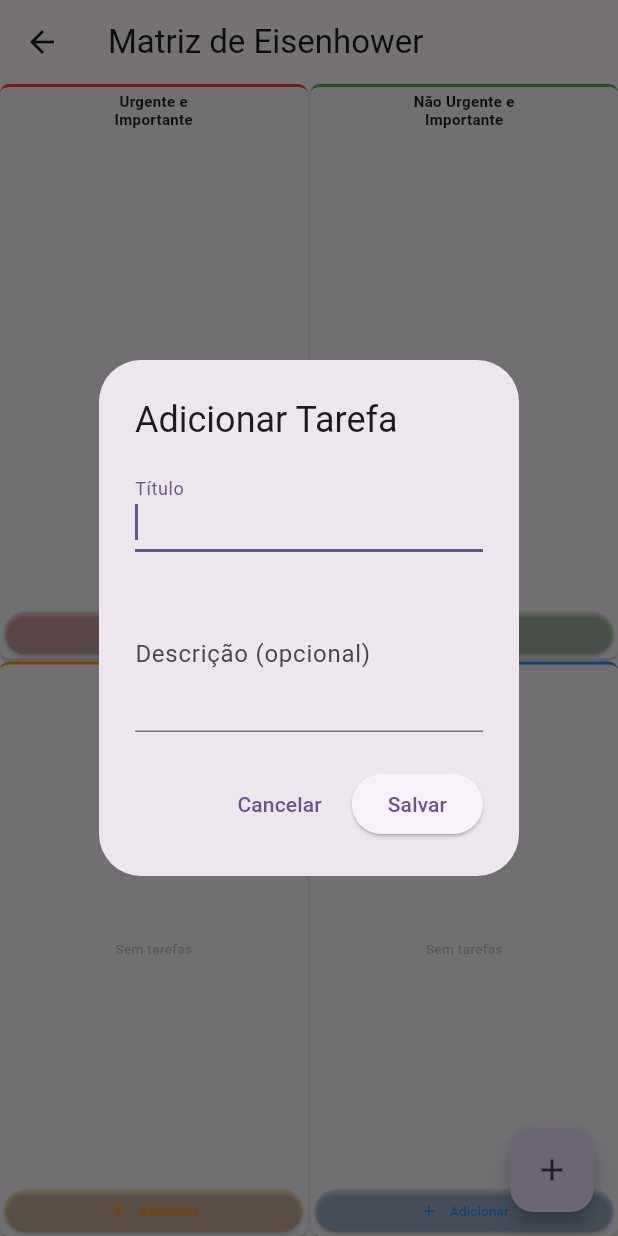
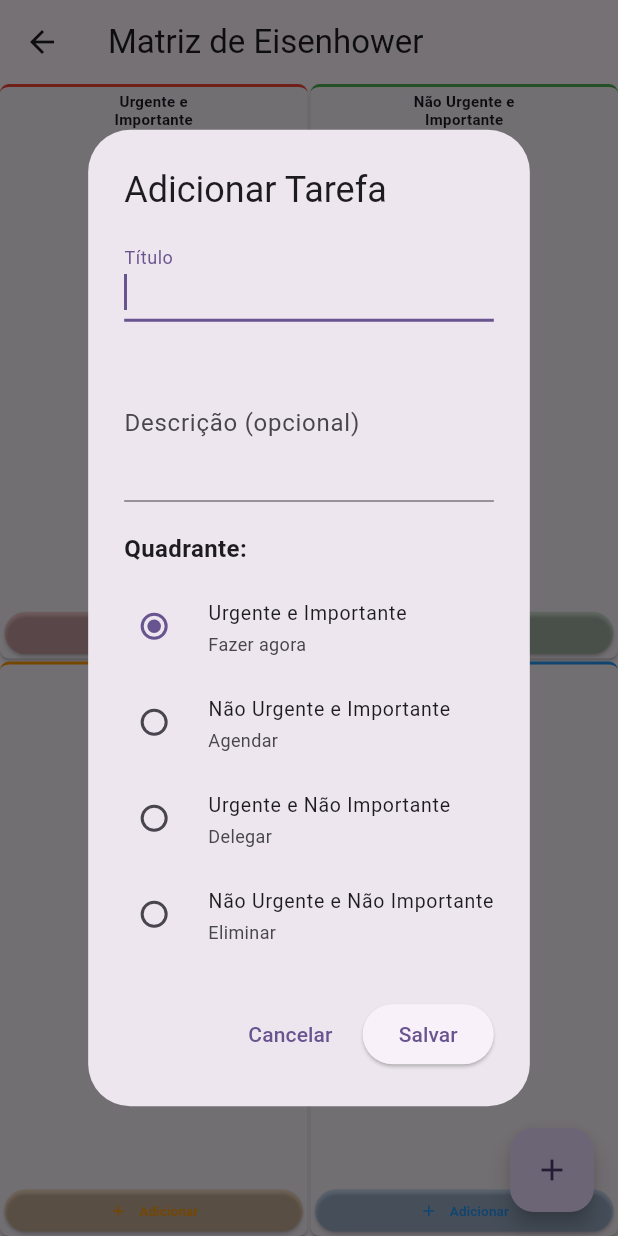
Before and after one commit to ralfh-ansuattigui/app_produtividade, a Flutter app: the EisenhowerScreen screen opened by its route, after a tap on "Adicionar", on a phone screen of 412 x 824 dp. Run offline on Flutter 3.47's test engine with Material 3 defaults, Android fonts, the phone set to English and light mode, and no system bars; our stand-ins replace sqflite, sqflite_common_ffi; missing offline and left inert: bcrypt; accounts and stored records are empty.

Commit message:
feat: add quadrant selection to task creation dialog with radio buttons
- Added radio buttons to TaskDialog for selecting target quadrant
- Four options: Urgente/Importante, Não Urgente/Importante, Urgente/Não Importante, Não Urgente/Não Importante
- Each option includes subtitle hint (Fazer agora, Agendar, Delegar, Eliminar)
- initialQuadrant parameter pre-selects quadrant based on 'Add' button clicked
- Updated onSave callback to include selectedQuadrant parameter
- Wrapped content in SingleChildScrollView for better mobile compatibility
- Dense RadioListTile with zero contentPadding for compact layout

```diff
--- a/lib/screens/eisenhower_screen.dart
+++ b/lib/screens/eisenhower_screen.dart
@@ -134,7 +134,9 @@
     double spacing,
     bool isCompact,
   ) {
-    final quadrantTasks = tasksNotifier.getByQuadrant(quadrant['number'] as int);
+    final quadrantTasks = tasksNotifier.getByQuadrant(
+      quadrant['number'] as int,
+    );
 
     return QuadrantCard(
       title: quadrant['title'] as String,
@@ -151,12 +153,13 @@
     showDialog(
       context: context,
       builder: (ctx) => TaskDialog(
-        onSave: (title, description) async {
+        initialQuadrant: quadrant,
+        onSave: (title, description, selectedQuadrant) async {
           final task = Task(
             userId: 1, // TODO: get from auth provider
             title: title,
             description: description,
-            quadrant: quadrant,
+            quadrant: selectedQuadrant,
           );
           if (context.mounted) {
             await context.read<TasksNotifier>().createTask(task);
--- a/lib/widgets/task_dialog.dart
+++ b/lib/widgets/task_dialog.dart
@@ -1,9 +1,14 @@
 import 'package:flutter/material.dart';
 
 class TaskDialog extends StatefulWidget {
-  final Function(String title, String? description) onSave;
+  final Function(String title, String? description, int quadrant) onSave;
+  final int initialQuadrant;
 
-  const TaskDialog({Key? key, required this.onSave}) : super(key: key);
+  const TaskDialog({
+    Key? key,
+    required this.onSave,
+    this.initialQuadrant = 1,
+  }) : super(key: key);
 
   @override
   State<TaskDialog> createState() => _TaskDialogState();
@@ -12,6 +17,13 @@
 class _TaskDialogState extends State<TaskDialog> {
   final _titleController = TextEditingController();
   final _descriptionController = TextEditingController();
+  late int _selectedQuadrant;
+
+  @override
+  void initState() {
+    super.initState();
+    _selectedQuadrant = widget.initialQuadrant;
+  }
 
   @override
   void dispose() {
@@ -24,8 +36,10 @@
   Widget build(BuildContext context) {
     return AlertDialog(
       title: const Text('Adicionar Tarefa'),
-      content: Column(
+      content: SingleChildScrollView(
+        child: Column(
           mainAxisSize: MainAxisSize.min,
+          crossAxisAlignment: CrossAxisAlignment.start,
           children: [
             TextField(
               controller: _titleController,
@@ -40,7 +54,66 @@
               ),
               maxLines: 3,
             ),
+            const SizedBox(height: 20),
+            const Text(
+              'Quadrante:',
+              style: TextStyle(fontWeight: FontWeight.bold, fontSize: 16),
+            ),
+            const SizedBox(height: 8),
+            RadioListTile<int>(
+              title: const Text('Urgente e Importante'),
+              subtitle: const Text('Fazer agora'),
+              value: 1,
+              groupValue: _selectedQuadrant,
+              onChanged: (value) {
+                setState(() {
+                  _selectedQuadrant = value!;
+                });
+              },
+              dense: true,
+              contentPadding: EdgeInsets.zero,
+            ),
+            RadioListTile<int>(
+              title: const Text('Não Urgente e Importante'),
+              subtitle: const Text('Agendar'),
+              value: 2,
+              groupValue: _selectedQuadrant,
+              onChanged: (value) {
+                setState(() {
+                  _selectedQuadrant = value!;
+                });
+              },
+              dense: true,
+              contentPadding: EdgeInsets.zero,
+            ),
+            RadioListTile<int>(
+              title: const Text('Urgente e Não Importante'),
+              subtitle: const Text('Delegar'),
+              value: 3,
+              groupValue: _selectedQuadrant,
+              onChanged: (value) {
+                setState(() {
+                  _selectedQuadrant = value!;
+                });
+              },
+              dense: true,
+              contentPadding: EdgeInsets.zero,
+            ),
+            RadioListTile<int>(
+              title: const Text('Não Urgente e Não Importante'),
+              subtitle: const Text('Eliminar'),
+              value: 4,
+              groupValue: _selectedQuadrant,
+              onChanged: (value) {
+                setState(() {
+                  _selectedQuadrant = value!;
+                });
+              },
+              dense: true,
+              contentPadding: EdgeInsets.zero,
+            ),
           ],
+        ),
       ),
       actions: [
         TextButton(
@@ -55,6 +128,7 @@
                 _descriptionController.text.isEmpty
                     ? null
                     : _descriptionController.text,
+                _selectedQuadrant,
               );
             }
           },
```
Lines whose indentation alone changed are shown as unchanged.
